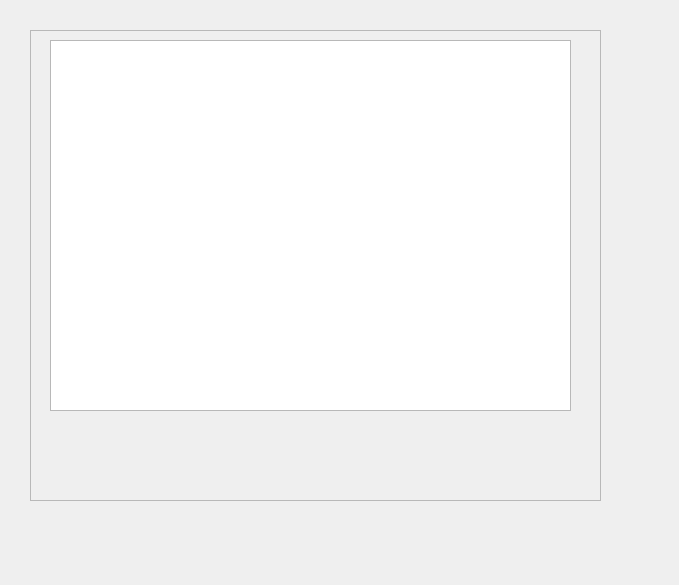
Before: the Qt Designer form WidgetNAV.ui in omarmedj98/qt-garmin, drawn with Qt 5.
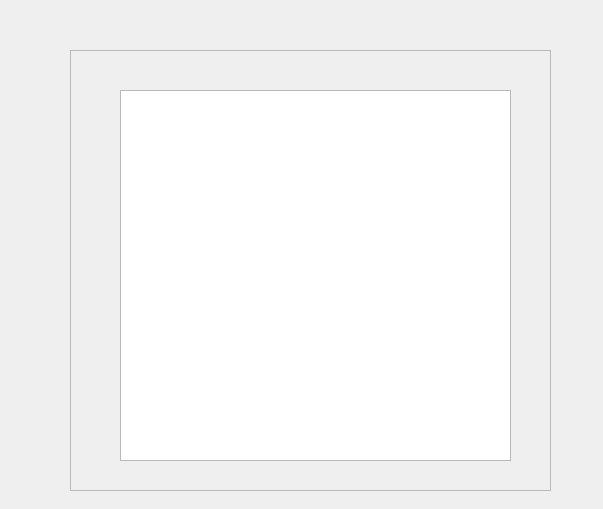
After: the same form once the commit is applied. Custom widgets are drawn as their Qt base class.

Patch:
```diff
--- a/WidgetNAV.ui
+++ b/WidgetNAV.ui
@@ -6,8 +6,8 @@
    <rect>
     <x>0</x>
     <y>0</y>
-    <width>679</width>
-    <height>585</height>
+    <width>603</width>
+    <height>509</height>
    </rect>
   </property>
   <property name="windowTitle">
@@ -16,10 +16,10 @@
   <widget class="QFrame" name="frameNAV">
    <property name="geometry">
     <rect>
-     <x>30</x>
-     <y>30</y>
-     <width>571</width>
-     <height>471</height>
+     <x>70</x>
+     <y>50</y>
+     <width>481</width>
+     <height>441</height>
     </rect>
    </property>
    <property name="frameShape">
@@ -31,9 +31,9 @@
    <widget class="qfi_NAV" name="graphicsNAV">
     <property name="geometry">
      <rect>
-      <x>20</x>
-      <y>10</y>
-      <width>521</width>
+      <x>50</x>
+      <y>40</y>
+      <width>391</width>
       <height>371</height>
      </rect>
     </property>
```
